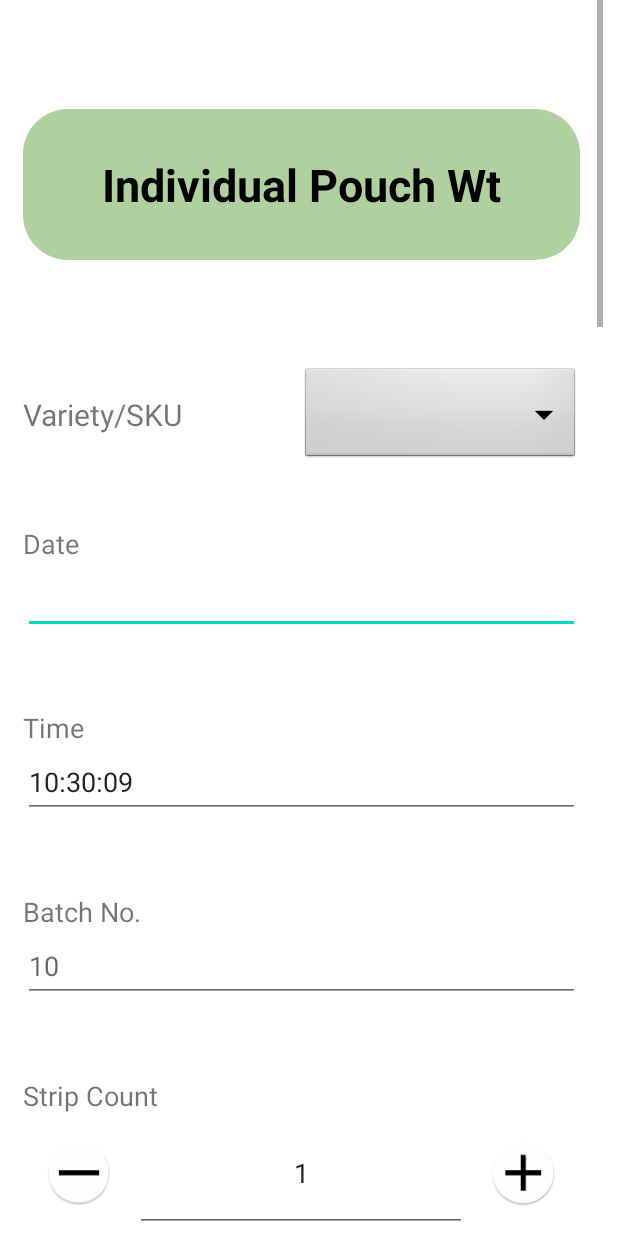
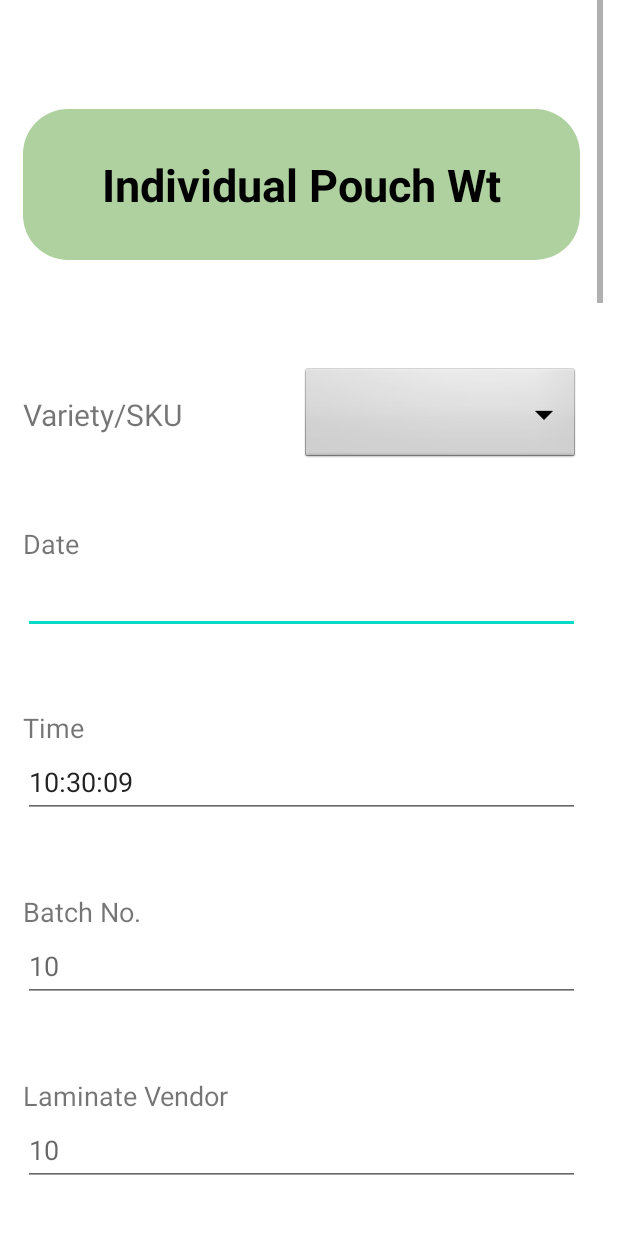
Before and after one commit to dalisofttechnologies/DSGroup, an Android app: the IndividualPouchWeight_Activity screen opened directly, with no data from a screen before it, on a phone screen of 412 x 824 dp. Run offline under Robolectric (Android 15) with nearby library versions, the light colour scheme and no system bars; 1 statement that could not run was skipped.

Commit message:
Laminate supplier & M/C speed added

```diff
--- a/app/src/main/java/com/example/sd100testapp/IndividualPouchWeight_Activity.java
+++ b/app/src/main/java/com/example/sd100testapp/IndividualPouchWeight_Activity.java
@@ -43,7 +43,7 @@ public class IndividualPouchWeight_Activity extends AppCompatActivity implements
     TextView MCID, SKUID;
     String IPWShift = "";
     ImageView addPouch, deletePouch, stripAdd, stripMinus;
-    EditText IPWDate, IPWTime, IPWRollNo, IPWStripWt1, IPWStripWt2, IPWStripWt3, IPWStripWt4, IPWStripCount;
+    EditText IPWDate, IPWTime, IPWRollNo, IPWStripWt1, IPWStripWt2, IPWStripWt3, IPWStripWt4, IPWStripCount, IPWLaminateVendor, IPWMachineSpeed;
 
     int counter = 0;
 
@@ -71,6 +71,10 @@ public class IndividualPouchWeight_Activity extends AppCompatActivity implements
         IPWStripWt4 = findViewById(R.id.IPWStripWt4);
         navigate9 = findViewById(R.id.Individualnextbtn);
         IPWRollNo = findViewById(R.id.IPWRollNo);
+        IPWLaminateVendor = findViewById(R.id.IPWLaminateVendor);
+        IPWMachineSpeed = findViewById(R.id.IPWMachineSpeed);
+
+        // ADDING DATABASE INFO
         String timeStamp = DatabaseCall.getData().FetchData("Select * from GetProdDate", 1);
         String machineidvalue = com.example.sd100testapp.DataHolder.getInstance().getData2();
         IPWRollNo.setText(com.example.sd100testapp.DatabaseCall.getData().FetchData("Select top (1)* from BatchExecution WHERE  MachineSLN = '" + machineidvalue + "' order by Timestamp desc", 8));
@@ -174,6 +178,9 @@ public class IndividualPouchWeight_Activity extends AppCompatActivity implements
                 String IPWStripWtValue3 = IPWStripWt3.getText().toString();
                 String IPWStripWtValue4 = IPWStripWt4.getText().toString();
                 String IPWStripCountValue = IPWStripCount.getText().toString();
+                String IPWLaminateVendorValue = IPWLaminateVendor.getText().toString();
+                String IPWMachineSpeedValue = IPWMachineSpeed.getText().toString();
+
 
                 if (IPWRollNoValue.matches("") || IPWStripWtValue1.matches("")) {
                     Toast.makeText(getApplicationContext(), "Please fill all entries", Toast.LENGTH_SHORT).show();
@@ -185,6 +192,8 @@ public class IndividualPouchWeight_Activity extends AppCompatActivity implements
                 intent.putExtra("IPWDate", IPWDateValue);
                 intent.putExtra("IPWTime", IPWTimeValue);
                 intent.putExtra("IPWRollNo", IPWRollNoValue);
+                intent.putExtra("IPWLaminateVendor", IPWLaminateVendorValue);
+                intent.putExtra("IPWMachineSpeed", IPWMachineSpeedValue);
                 intent.putExtra("IPWStripWt1", IPWStripWtValue1);
                 intent.putExtra("IPWStripWt2", IPWStripWtValue2);
                 intent.putExtra("IPWStripWt3", IPWStripWtValue3);
--- a/app/src/main/res/layout/activity_individual_pouch_weight.xml
+++ b/app/src/main/res/layout/activity_individual_pouch_weight.xml
@@ -132,6 +132,40 @@
 
         <EditText
             android:id="@+id/IPWRollNo"
+            android:layout_width="match_parent"
+            android:layout_height="wrap_content"
+            android:autofillHints="your hint here"
+            android:ems="10"
+            android:hint="10"
+            android:inputType="textPersonName"
+            android:minHeight="48dp"
+            android:text="" />
+        <TextView
+            android:layout_width="match_parent"
+            android:layout_height="wrap_content"
+            android:layout_marginTop="50dp"
+            android:text="Laminate Vendor"
+            android:textSize="18sp" />
+
+        <EditText
+            android:id="@+id/IPWLaminateVendor"
+            android:layout_width="match_parent"
+            android:layout_height="wrap_content"
+            android:autofillHints="your hint here"
+            android:ems="10"
+            android:hint="10"
+            android:inputType="textPersonName"
+            android:minHeight="48dp"
+            android:text="" />
+        <TextView
+            android:layout_width="match_parent"
+            android:layout_height="wrap_content"
+            android:layout_marginTop="50dp"
+            android:text="Machine Speed"
+            android:textSize="18sp" />
+
+        <EditText
+            android:id="@+id/IPWMachineSpeed"
             android:layout_width="match_parent"
             android:layout_height="wrap_content"
             android:autofillHints="your hint here"
```
Also changed, not shown: app/src/main/java/com/example/sd100testapp/IndividualPouchWeightSummary_Activity.java (+10 -3 lines), app/src/main/res/layout/activity_individual_pouch_weight_summary.xml (+38 -0 lines).
